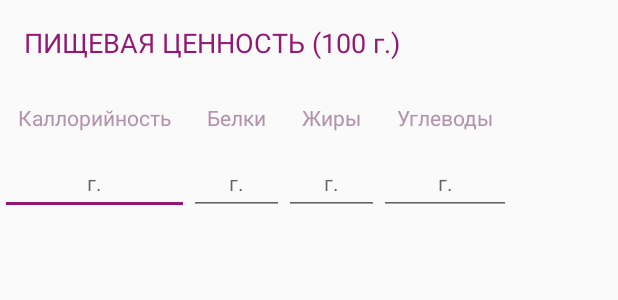
After one commit to ichekhovskikh/step-to-food, an Android app: the layout widget_edit_energy_info.xml on its own in the app's theme, with its tools: preview values and no code run, on a phone screen of 412 x 824 dp. The commit adds this screen. Shown: the top 300 px of the screen. Run offline under Robolectric (Android 15) with nearby library versions, the phone set to English and light mode, and no system bars.

Commit message:
added edit energy

```diff
--- /dev/null
+++ b/app/src/main/res/layout/widget_edit_energy_info.xml
@@ -0,0 +1,124 @@
+<?xml version="1.0" encoding="utf-8"?>
+<LinearLayout xmlns:android="http://schemas.android.com/apk/res/android"
+    android:layout_width="match_parent"
+    android:layout_height="wrap_content"
+    android:orientation="vertical">
+
+    <TextView
+        android:layout_width="wrap_content"
+        android:layout_height="wrap_content"
+        android:padding="16dp"
+        android:text="@string/energy_label"
+        android:textAlignment="textStart"
+        android:textColor="@color/colorPrimary"
+        android:textSize="18sp" />
+
+    <LinearLayout
+        android:layout_width="match_parent"
+        android:layout_height="wrap_content">
+
+        <LinearLayout
+            android:layout_width="wrap_content"
+            android:layout_height="wrap_content"
+            android:orientation="vertical">
+
+            <TextView
+                android:layout_width="wrap_content"
+                android:layout_height="wrap_content"
+                android:padding="12dp"
+                android:text="@string/calorie_label"
+                android:textAlignment="textStart"
+                android:textColor="@color/colorPrimaryLight"
+                android:textSize="14sp" />
+
+            <EditText
+                android:layout_width="match_parent"
+                android:layout_height="wrap_content"
+                android:padding="12dp"
+                android:textAlignment="center"
+                android:textColor="@color/colorPrimaryLight"
+                android:hint="@string/gram"
+                android:ems="5"
+                android:inputType="number"
+                android:textSize="14sp" />
+        </LinearLayout>
+
+        <LinearLayout
+            android:layout_width="wrap_content"
+            android:layout_height="wrap_content"
+            android:orientation="vertical">
+
+            <TextView
+                android:layout_width="wrap_content"
+                android:layout_height="wrap_content"
+                android:padding="12dp"
+                android:text="@string/protein_label"
+                android:textAlignment="textStart"
+                android:textColor="@color/colorPrimaryLight"
+                android:textSize="14sp" />
+
+            <EditText
+                android:layout_width="match_parent"
+                android:layout_height="wrap_content"
+                android:padding="12dp"
+                android:textAlignment="center"
+                android:textColor="@color/colorPrimaryLight"
+                android:hint="@string/gram"
+                android:ems="5"
+                android:inputType="number"
+                android:textSize="14sp" />
+        </LinearLayout>
+
+        <LinearLayout
+            android:layout_width="wrap_content"
+            android:layout_height="wrap_content"
+            android:orientation="vertical">
+
+            <TextView
+                android:layout_width="wrap_content"
+                android:layout_height="wrap_content"
+                android:padding="12dp"
+                android:text="@string/fat_label"
+                android:textAlignment="textStart"
+                android:textColor="@color/colorPrimaryLight"
+                android:textSize="14sp" />
+
+            <EditText
+                android:layout_width="match_parent"
+                android:layout_height="wrap_content"
+                android:padding="12dp"
+                android:textAlignment="center"
+                android:textColor="@color/colorPrimaryLight"
+                android:hint="@string/gram"
+                android:ems="5"
+                android:inputType="number"
+                android:textSize="14sp" />
+        </LinearLayout>
+
+        <LinearLayout
+            android:layout_width="wrap_content"
+            android:layout_height="wrap_content"
+            android:orientation="vertical">
+
+            <TextView
+                android:layout_width="wrap_content"
+                android:layout_height="wrap_content"
+                android:padding="12dp"
+                android:text="@string/carbohydrates_label"
+                android:textAlignment="textStart"
+                android:textColor="@color/colorPrimaryLight"
+                android:textSize="14sp" />
+
+            <EditText
+                android:layout_width="match_parent"
+                android:layout_height="wrap_content"
+                android:padding="12dp"
+                android:textAlignment="center"
+                android:textColor="@color/colorPrimaryLight"
+                android:hint="@string/gram"
+                android:ems="5"
+                android:inputType="number"
+                android:textSize="14sp" />
+        </LinearLayout>
+    </LinearLayout>
+</LinearLayout>
--- a/app/src/main/res/values/strings.xml
+++ b/app/src/main/res/values/strings.xml
@@ -28,4 +28,5 @@
     <string name="carbohydrates_label">Углеводы</string>
     <string name="add_products">Добавьте продукты...</string>
     <string name="add_description">Добавьте описание...</string>
+    <string name="gram">г.</string>
 </resources>
```
